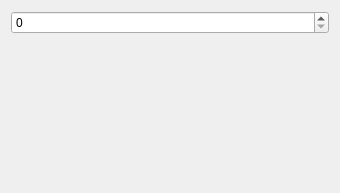
This is Qt/my_programm/_For_tests/src/for_tests_mainbox/ui/for_tests_mainbox.ui in RinatB2017/mega_GIT as Qt 5 draws it before an edit. The edited form follows.
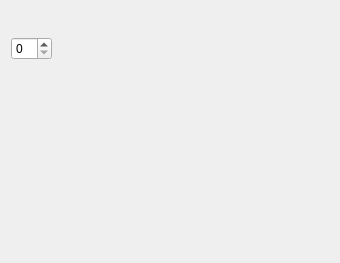
This is the edited form. Custom widgets are drawn as their Qt base class.

The edit to the form file:
```diff
--- a/Qt/my_programm/_For_tests/src/for_tests_mainbox/ui/for_tests_mainbox.ui
+++ b/Qt/my_programm/_For_tests/src/for_tests_mainbox/ui/for_tests_mainbox.ui
@@ -7,12 +7,49 @@
     <x>0</x>
     <y>0</y>
     <width>340</width>
-    <height>193</height>
+    <height>263</height>
    </rect>
   </property>
   <layout class="QVBoxLayout" name="verticalLayout">
    <item>
-    <widget class="QSpinBox" name="spinBox"/>
+    <layout class="QHBoxLayout" name="horizontalLayout">
+     <item>
+      <widget class="DIP_widget" name="DPI_widget" native="true"/>
+     </item>
+     <item>
+      <spacer name="horizontalSpacer">
+       <property name="orientation">
+        <enum>Qt::Horizontal</enum>
+       </property>
+       <property name="sizeHint" stdset="0">
+        <size>
+         <width>40</width>
+         <height>20</height>
+        </size>
+       </property>
+      </spacer>
+     </item>
+    </layout>
+   </item>
+   <item>
+    <layout class="QHBoxLayout" name="horizontalLayout_2">
+     <item>
+      <widget class="QSpinBox" name="spinBox"/>
+     </item>
+     <item>
+      <spacer name="horizontalSpacer_2">
+       <property name="orientation">
+        <enum>Qt::Horizontal</enum>
+       </property>
+       <property name="sizeHint" stdset="0">
+        <size>
+         <width>40</width>
+         <height>20</height>
+        </size>
+       </property>
+      </spacer>
+     </item>
+    </layout>
    </item>
    <item>
     <spacer name="verticalSpacer">
@@ -29,6 +66,14 @@
    </item>
   </layout>
  </widget>
+ <customwidgets>
+  <customwidget>
+   <class>DIP_widget</class>
+   <extends>QWidget</extends>
+   <header>dip_widget.hpp</header>
+   <container>1</container>
+  </customwidget>
+ </customwidgets>
  <resources/>
  <connections/>
 </ui>
```
